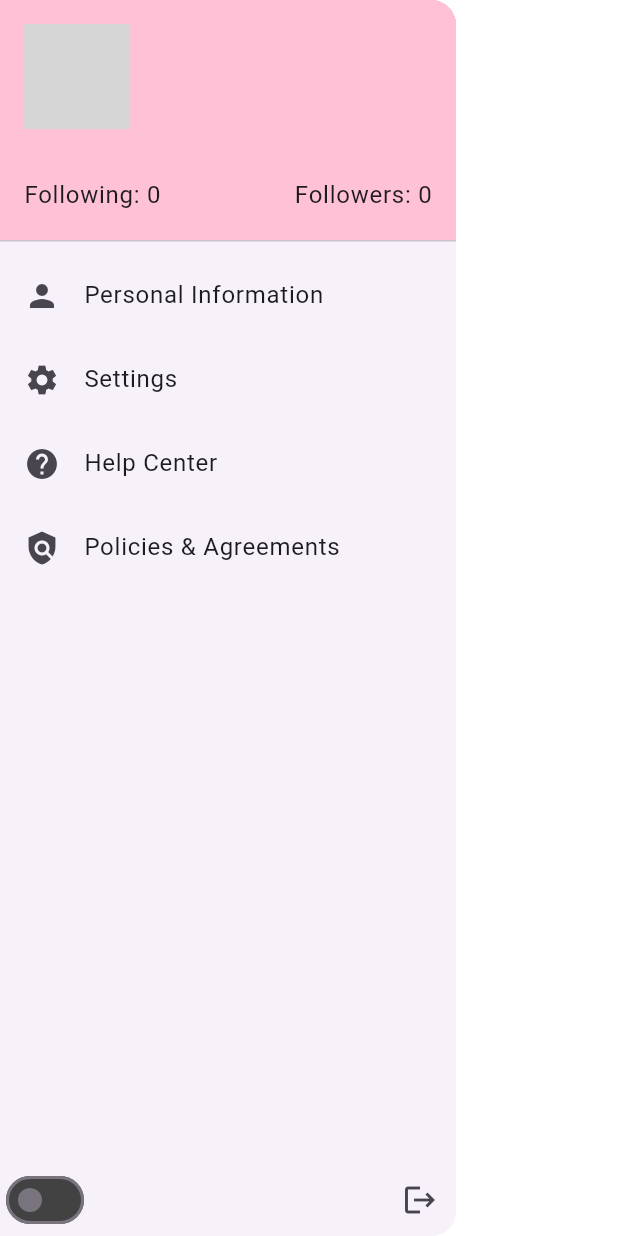
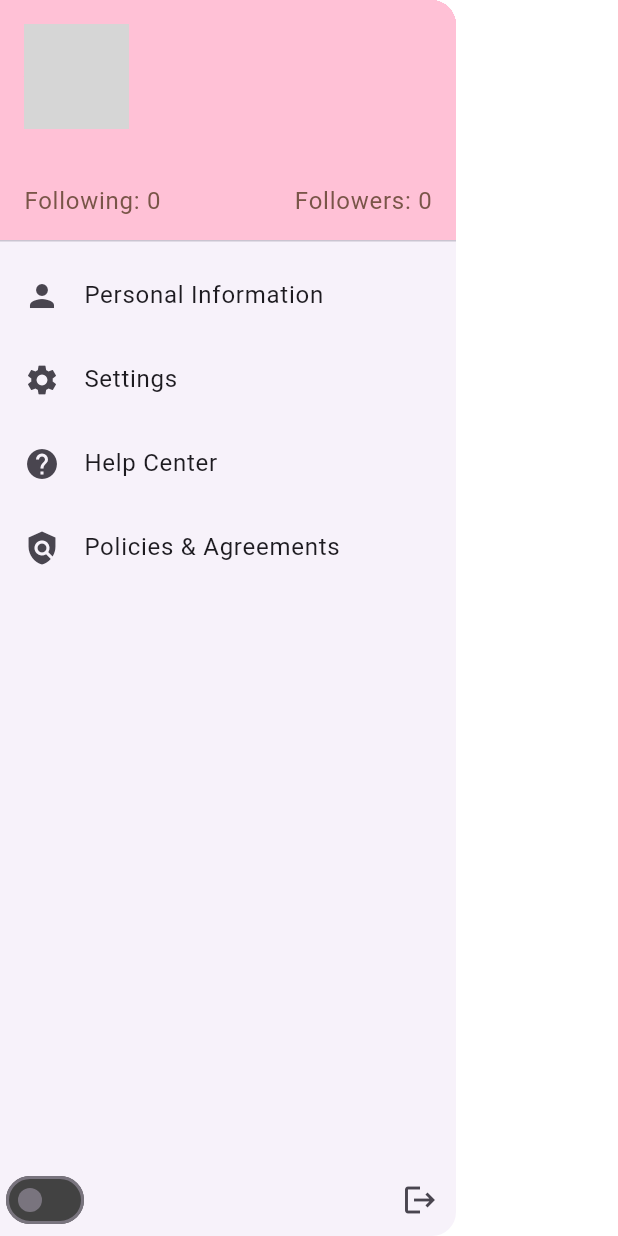
Before and after one commit to riz285/merc-mania, a Flutter app: the StyledDrawer widget shown alone on an empty page, opened directly, on a phone screen of 412 x 824 dp. Run offline on Flutter 3.47's test engine with Material 3 defaults, Android fonts, the phone set to English and light mode, and no system bars; our stand-ins replace bloc, cloud_firestore, equatable, firebase_auth, firebase_core, flutter_bloc and 4 more; missing offline and left inert: flow_builder; accounts and stored records are empty; network calls fail; grey boxes are pictures that could not be loaded.

Commit message:
update theme #2

```diff
--- a/lib/common/widgets/styled_drawer.dart
+++ b/lib/common/widgets/styled_drawer.dart
@@ -1,4 +1,3 @@
-import 'package:authentication_repository/authentication_repository.dart';
 import 'package:flutter/material.dart';
 import 'package:flutter_bloc/flutter_bloc.dart';
 import 'package:merc_mania/core/configs/assets/avatar.dart';
@@ -8,7 +7,6 @@ import 'package:merc_mania/screens/policy/policy.dart';
 import 'package:merc_mania/screens/theme_modes/cubit/theme_cubit.dart';
 
 import '../../app/bloc/app_bloc.dart';
-import '../../core/configs/assets/app_images.dart';
 import '../../screens/profile/view/profile_display/profile_page.dart';
 import '../../screens/settings/settings.dart';
 import 'styled_switch.dart';
@@ -47,14 +45,14 @@ class _StyledDrawerState extends State<StyledDrawer> {
               children: [
                 // Current user's avatar
                 Avatar(photo: photo ?? ''),
-                const SizedBox(height: 8),
+                const SizedBox(height: 12),
                 // Current user's name
-                Text(name??''),
+                Text(name??'', style: TextStyle(color: Colors.brown)),
                 // TODO: implement get() user's following and followers
                 Row(children: [
-                  Text('Following: 0'),
+                  Text('Following: 0', style: TextStyle(color: Colors.brown)),
                   Spacer(),
-                  Text('Followers: 0')
+                  Text('Followers: 0', style: TextStyle(color: Colors.brown))
                 ],)
               ],
             ),
--- a/lib/core/configs/themes/app_colors.dart
+++ b/lib/core/configs/themes/app_colors.dart
@@ -3,6 +3,7 @@ import 'package:flutter/material.dart';
 class AppColors {
   static const primary = Color.fromARGB(255, 239, 83, 80);
   static const appBar = Color.fromARGB(255, 255, 193, 214);
+  static const title = Colors.brown;
   /// Light mode colors
   static const lightTitle = Color.fromARGB(255, 211, 47, 47);
   static const lightText = Colors.pink;
--- a/lib/core/configs/themes/app_themes.dart
+++ b/lib/core/configs/themes/app_themes.dart
@@ -23,8 +23,12 @@ class AppTheme {
                   borderRadius: BorderRadius.circular(30))
         )
       ),
-      //Text style
+      //Text
       textTheme: TextTheme(
+
+      ),
+      //NavigationBar
+      navigationBarTheme: NavigationBarThemeData(
 
       )
 
@@ -34,6 +38,13 @@ class AppTheme {
       primaryColor: Colors.grey[900],
       scaffoldBackgroundColor: AppColors.darkBackground,
       brightness: Brightness.dark,
+      //appBar
+      appBarTheme: AppBarTheme(
+        // iconTheme:
+        actionsIconTheme: IconThemeData(
+          color: Colors.brown
+        )
+      ),
       //Elevated button
       elevatedButtonTheme: ElevatedButtonThemeData(
           style: ElevatedButton.styleFrom(
@@ -50,6 +61,9 @@ class AppTheme {
                   borderRadius: BorderRadius.circular(30))
         )
       ),
+      //NavigationBar
+      navigationBarTheme: NavigationBarThemeData(
 
+      )
                   );
 }
```
